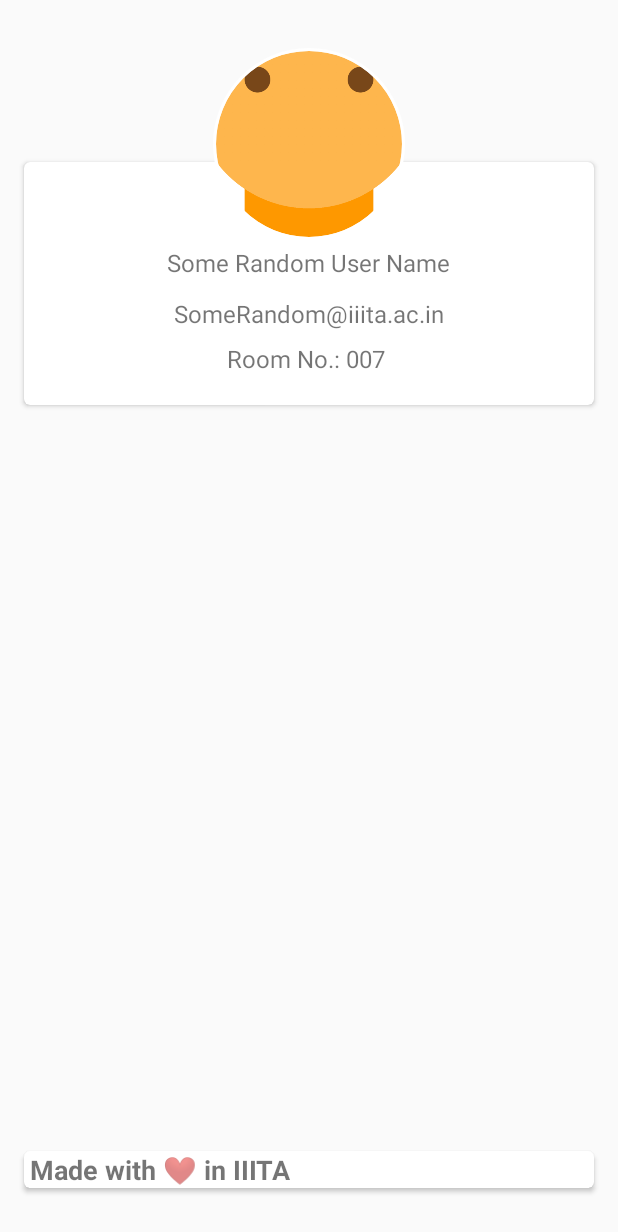
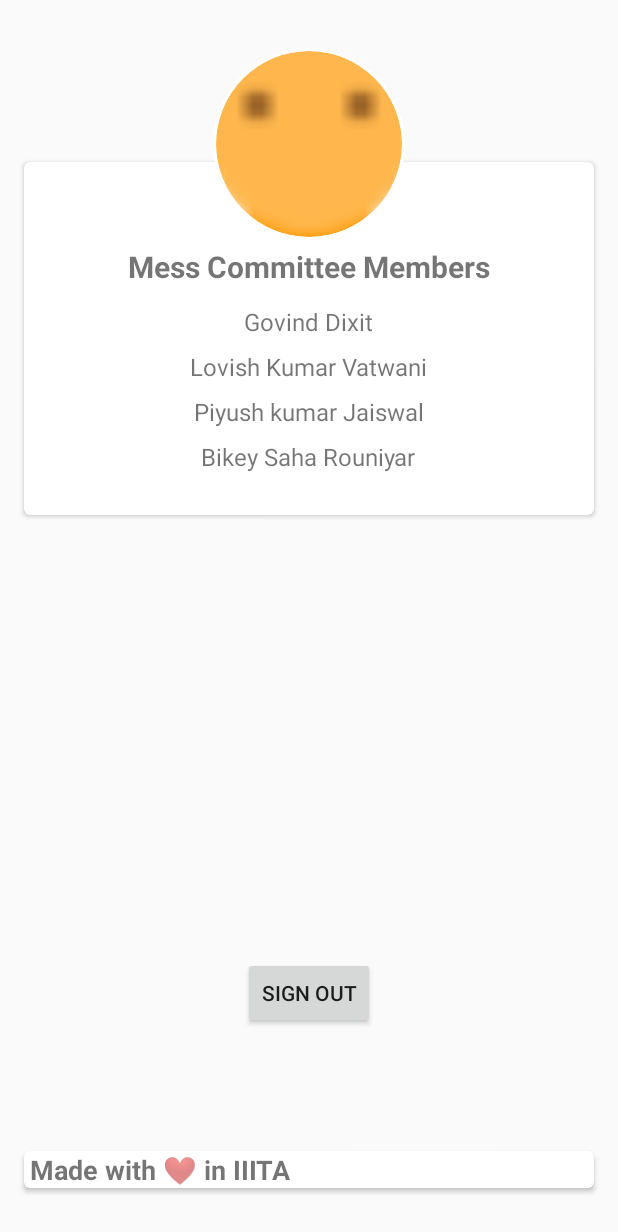
Before and after one commit to GOVINDDIXIT/IIITA-Mess-App, an Android app: the fragment AboutFragment shown on its own in the app's theme, on a phone screen of 412 x 824 dp. Shown: the top 1232 px of the screen. Run offline under Robolectric (Android 15) with nearby library versions, the phone set to English and light mode, and no system bars; our stand-ins replace CircleImageView; 1 statement that could not run was skipped.

Commit message:
user and about card fixed

```diff
--- a/app/src/main/res/layout/fragment_about.xml
+++ b/app/src/main/res/layout/fragment_about.xml
@@ -31,6 +31,15 @@
             android:layout_marginBottom="32dp"
             android:layout_marginHorizontal="16dp" />
 
+        <Button
+            android:id="@+id/bnSignout"
+            android:layout_width="wrap_content"
+            android:layout_height="wrap_content"
+            android:layout_alignParentBottom="true"
+            android:layout_centerHorizontal="true"
+            android:layout_marginBottom="138dp"
+            android:text="@string/sign_out" />
+
     </RelativeLayout>
 
 </FrameLayout>
--- a/app/src/main/res/layout/user_about_card.xml
+++ b/app/src/main/res/layout/user_about_card.xml
@@ -22,15 +22,37 @@
             android:layout_width="wrap_content"
             android:layout_height="wrap_content"
             android:paddingVertical="8dp"
-            android:text="Some Random User Name"
-            android:textSize="16dp" />
+            android:text="Mess Committee Members"
+            android:textStyle="bold"
+            android:textSize="20dp" />
 
         <TextView
-            android:id="@+id/user_mail_id"
+            android:id="@+id/user1"
             android:layout_width="wrap_content"
             android:layout_height="wrap_content"
             android:paddingVertical="4dp"
-            android:text="SomeRandom@iiita.ac.in"
+            android:text="Govind Dixit"
+            android:textSize="16dp" />
+        <TextView
+            android:id="@+id/user2"
+            android:layout_width="wrap_content"
+            android:layout_height="wrap_content"
+            android:paddingVertical="4dp"
+            android:text="Lovish Kumar Vatwani"
+            android:textSize="16dp" />
+        <TextView
+            android:id="@+id/user3"
+            android:layout_width="wrap_content"
+            android:layout_height="wrap_content"
+            android:paddingVertical="4dp"
+            android:text="Piyush kumar Jaiswal"
+            android:textSize="16dp" />
+        <TextView
+            android:id="@+id/user4"
+            android:layout_width="wrap_content"
+            android:layout_height="wrap_content"
+            android:paddingVertical="4dp"
+            android:text="Bikey Saha Rouniyar"
             android:textSize="16dp" />
 
         <LinearLayout
@@ -39,19 +61,7 @@
             android:orientation="horizontal"
             android:paddingVertical="4dp">
 
-            <TextView
-                android:layout_width="wrap_content"
-                android:layout_height="wrap_content"
-                android:text="Room No.:"
-                android:textSize="16dp" />
 
-            <TextView
-                android:id="@+id/user_room_number"
-                android:layout_width="wrap_content"
-                android:layout_height="wrap_content"
-                android:paddingHorizontal="4dp"
-                android:text="007"
-                android:textSize="16dp" />
         </LinearLayout>
 
     </LinearLayout>
--- a/app/src/main/res/values/strings.xml
+++ b/app/src/main/res/values/strings.xml
@@ -26,4 +26,5 @@
     <string name="ques1month">Cleaning of Water Cooler</string>
     <string name="ques2month">Aqua Guard Servicing</string>
     <string name="ques3month">Grass Behind the mess premises</string>
+    <string name="sign_out">sign out</string>
 </resources>
```
Also changed, not shown: app/src/main/res/drawable/user_pic.png.
